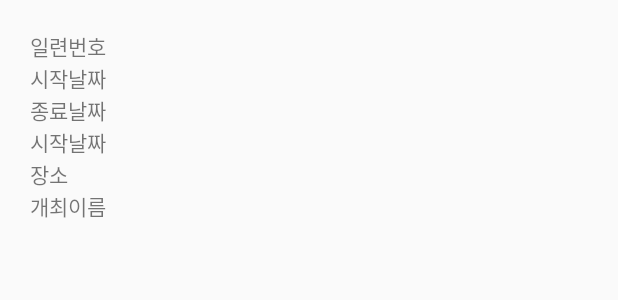
After one commit to kouym7979/OpenAPI, an Android app: the layout list_item.xml on its own in the app's theme, with its tools: preview values and no code run, on a phone screen of 412 x 824 dp. The commit adds this screen. Shown: the top 300 px of the screen. Run offline under Robolectric (Android 15) with nearby library versions, the phone set to English and light mode, and no system bars.

```diff
--- a/app/src/main/AndroidManifest.xml
+++ b/app/src/main/AndroidManifest.xml
@@ -9,6 +9,7 @@
         android:label="@string/app_name"
         android:roundIcon="@mipmap/ic_launcher_round"
         android:supportsRtl="true"
+        android:usesCleartextTraffic="true"
         android:theme="@style/AppTheme">
         <activity android:name=".LoginActivity"></activity>
         <activity android:name=".SplashActivity">
--- /dev/null
+++ b/app/src/main/res/layout/list_item.xml
@@ -0,0 +1,60 @@
+<?xml version="1.0" encoding="utf-8"?>
+<androidx.constraintlayout.widget.ConstraintLayout xmlns:android="http://schemas.android.com/apk/res/android"
+    android:layout_width="match_parent"
+    android:layout_height="match_parent"
+    xmlns:app="http://schemas.android.com/apk/res-auto"
+    xmlns:tools="http://schemas.android.com/tools">
+
+
+
+    <TextView
+        android:layout_width="wrap_content"
+        android:layout_height="wrap_content"
+        android:id="@+id/list_num"
+        app:layout_constraintLeft_toLeftOf="parent"
+        app:layout_constraintTop_toTopOf="parent"
+        android:layout_margin="20sp"
+        tools:text="일련번호"/>
+    <TextView
+        android:layout_width="wrap_content"
+        android:layout_height="wrap_content"
+        android:id="@+id/s_date"
+        app:layout_constraintLeft_toLeftOf="parent"
+        app:layout_constraintTop_toBottomOf="@id/list_num"
+        android:layout_marginLeft="20sp"
+        tools:text="시작날짜"/>
+    <TextView
+        android:layout_width="wrap_content"
+        android:layout_height="wrap_content"
+        android:id="@+id/e_date"
+        app:layout_constraintLeft_toLeftOf="parent"
+        app:layout_constraintTop_toBottomOf="@id/s_date"
+        android:layout_marginLeft="20sp"
+        tools:text="종료날짜"/>
+    <TextView
+        android:layout_width="wrap_content"
+        android:layout_height="wrap_content"
+        android:id="@+id/content"
+        app:layout_constraintLeft_toLeftOf="parent"
+        app:layout_constraintTop_toBottomOf="@id/e_date"
+        android:layout_marginLeft="20sp"
+        tools:text="시작날짜"/>
+    <TextView
+        android:layout_width="wrap_content"
+        android:layout_height="wrap_content"
+        android:id="@+id/place_name"
+        app:layout_constraintLeft_toLeftOf="parent"
+        app:layout_constraintTop_toBottomOf="@id/content"
+        android:layout_marginLeft="20sp"
+        tools:text="장소"/>
+    <TextView
+        android:layout_width="wrap_content"
+        android:layout_height="wrap_content"
+        android:id="@+id/fes_name"
+        app:layout_constraintLeft_toLeftOf="parent"
+        app:layout_constraintTop_toBottomOf="@id/place_name"
+        android:layout_marginLeft="20sp"
+        tools:text="개최이름"/>
+
+
+</androidx.constraintlayout.widget.ConstraintLayout>
```
Also changed, not shown: app/build.gradle (+7 -2 lines), app/src/main/java/com/example/openapi/Adapter/RecyclerViewAdapter.kt (added, +37 -0 lines), app/src/main/java/com/example/openapi/Coroutine.kt (added, +55 -0 lines), app/src/main/java/com/example/openapi/GridViewItem.kt (deleted, +0 -17 lines), app/src/main/java/com/example/openapi/MainActivity.kt (+62 -2 lines), app/src/main/java/com/example/openapi/ResponseDTO.kt (added, +11 -0 lines), app/src/main/res/layout/activity_main.xml (+10 -2 lines).
